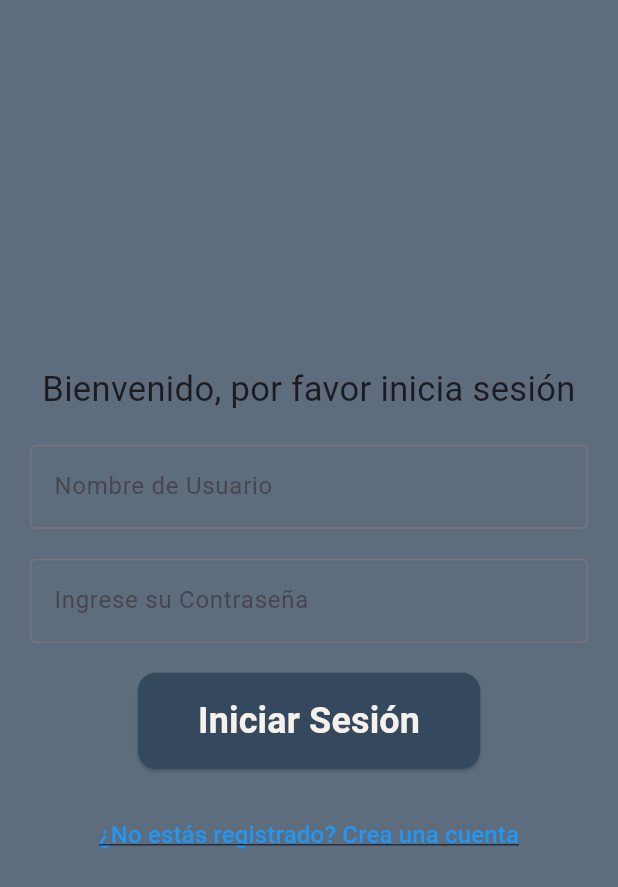
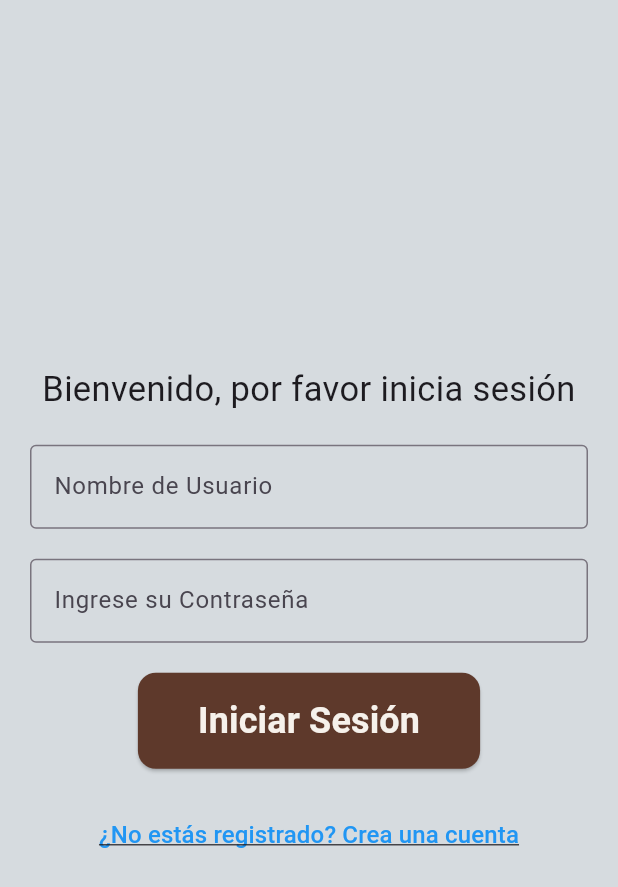
Before and after one commit to baldy777/front_restaurante_apk, a Flutter app: the screen it shows after launch, on a phone screen of 412 x 824 dp. Shown: the top 887 px of the screen. Run offline on Flutter 3.47's test engine with Material 3 defaults, Android fonts, the phone set to English and light mode, and no system bars; our stand-ins replace shared_preferences; Roboto replaces fonts that are missing (arial).

Commit message:
style: actualizado de paleta de colores

```diff
--- a/lib/core/colores_style.dart
+++ b/lib/core/colores_style.dart
@@ -2,9 +2,9 @@ import 'package:flutter/material.dart';
 
 class ColoresStyle {
   //colores de la app
-  static const Color fondo = Color(0xFF5D6D7E);
-  static const Color encabezado = Color(0xFF1B2631);
-  static const Color acento = Color(0xFF34495E);
+  static const Color fondo = Color(0xFFD6DBDF);
+  static const Color encabezado = Color(0xFF9E4E2F);
+  static const Color acento = Color(0xFF5E392B);
   static const Color detalles = Color(0xFFD6DBDF);
 }
 
@@ -13,7 +13,7 @@ class TextoStyle {
     color: Color(0xFFF6F1EB),
     fontSize: 24,
     fontFamily: 'arial',
-    fontWeight: FontWeight.bold
+    fontWeight: FontWeight.bold,
   );
   static const TextStyle contenido = TextStyle(
     color: Color(0xFF2E2E2E),
```
